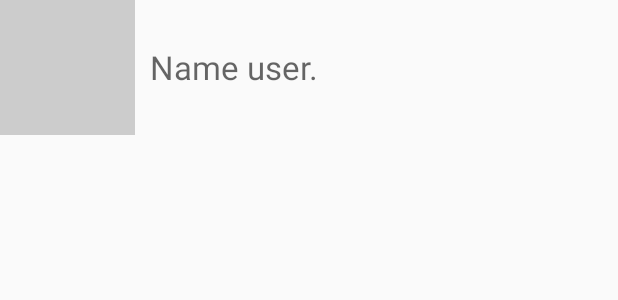
After one commit to LuizGadao/CadastroAluno, an Android app: the layout custom_row.xml on its own in the app's theme, with its tools: preview values and no code run, on a phone screen of 412 x 824 dp. The commit adds this screen. Shown: the top 300 px of the screen. Run offline under Robolectric (Android 15) with nearby library versions, the phone set to English and light mode, and no system bars.

Commit message:
finish second part

```diff
--- /dev/null
+++ b/app/src/main/res/layout/custom_row.xml
@@ -0,0 +1,24 @@
+<?xml version="1.0" encoding="utf-8"?>
+
+<LinearLayout xmlns:android="http://schemas.android.com/apk/res/android"
+    android:orientation="horizontal"
+    android:layout_width="wrap_content"
+    android:layout_height="wrap_content"
+    android:id="@+id/background_row">
+
+    <ImageView
+        android:id="@+id/thumb_row"
+        android:layout_width="90dp"
+        android:layout_height="90dp"
+        android:background="#ccc"/>
+
+    <TextView
+        android:id="@+id/text_row"
+        android:layout_width="wrap_content"
+        android:layout_height="wrap_content"
+        android:hint="Name user."
+        android:layout_marginLeft="10dp"
+        android:textSize="22sp"
+        android:layout_gravity="center_vertical"/>
+
+</LinearLayout>
--- /dev/null
+++ b/app/src/main/res/values/colors.xml
@@ -0,0 +1,4 @@
+<?xml version="1.0" encoding="utf-8"?>
+<resources>
+    <color name="pair">#dcdfdf</color>
+</resources>
```
Also changed, not shown: app/src/main/java/com/luizgadao/cadastroaluno/app/MainActivity.java (+5 -3 lines), app/src/main/java/com/luizgadao/cadastroaluno/app/adapter/ListStudentAdapter.java (added, +80 -0 lines), app/src/main/java/com/luizgadao/cadastroaluno/app/dao/StudentDAO.java (+10 -0 lines), app/src/main/java/com/luizgadao/cadastroaluno/app/receiver/SmsReceiver.java (+30 -3 lines), 1 other file.
